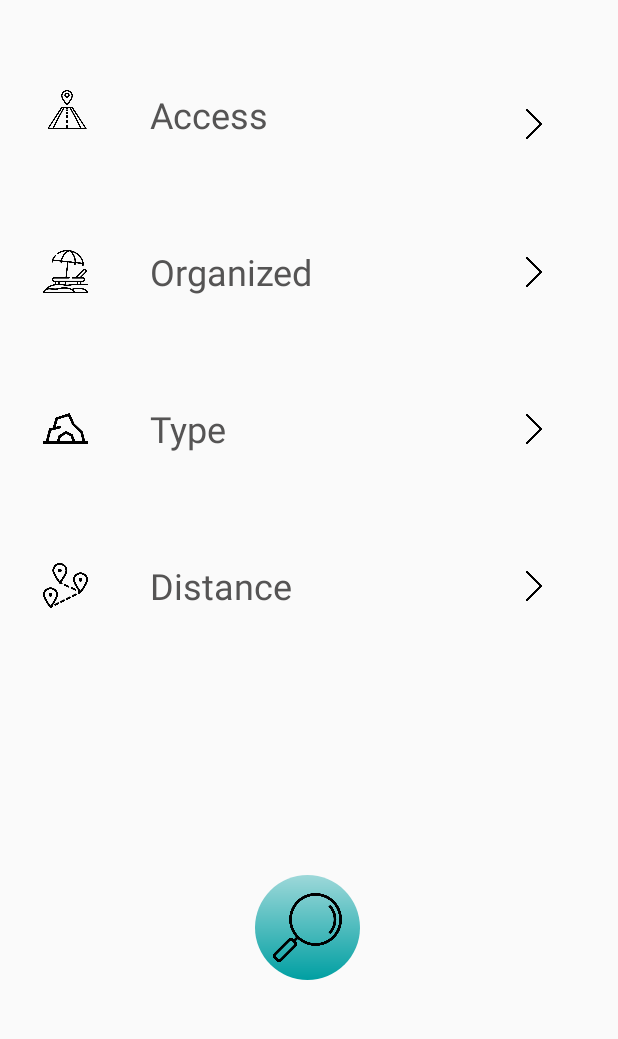
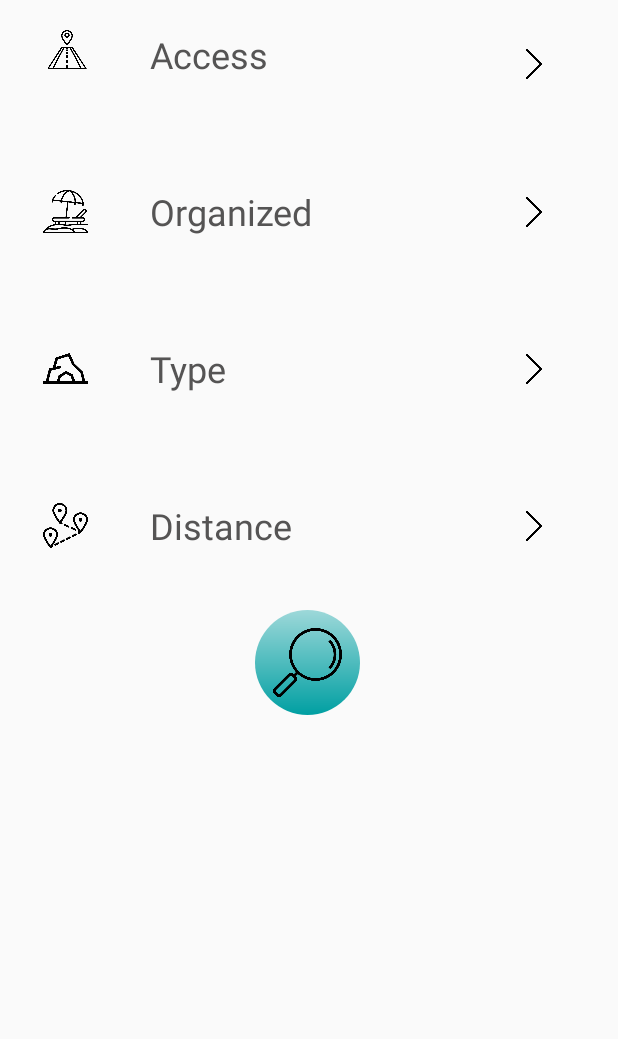
Before and after one commit to geor13/Syros-Beaches-App, an Android app: the screen it shows after launch (MainActivity), on a phone screen of 412 x 824 dp, the part 195-1234 px from its top. Run offline under Robolectric (Android 15) with nearby library versions, the phone set to English and light mode, and no system bars; Roboto replaces fonts that are not available here.

Commit message:
fixing list and main activity

```diff
--- a/app/src/main/java/com/example/beachapp/BeachesAdapter.java
+++ b/app/src/main/java/com/example/beachapp/BeachesAdapter.java
@@ -6,9 +6,12 @@ import android.view.LayoutInflater;
 import android.view.View;
 import android.view.ViewGroup;
 import android.widget.ArrayAdapter;
+import android.widget.ImageView;
 import android.widget.TextView;
 
 import androidx.constraintlayout.widget.ConstraintLayout;
+
+import com.bumptech.glide.Glide;
 
 import java.util.ArrayList;
 
@@ -37,6 +40,9 @@ public class BeachesAdapter extends ArrayAdapter<SingleBeach> {
 
         TextView movieTitle = (TextView)convertView.findViewById(R.id.beach_name);
         movieTitle.setText(beach.getName());
+
+        ImageView imageBeach = (ImageView)convertView.findViewById(R.id.beach_image_list);
+        Glide.with(parent.getContext()).load(beach.getView()).into(imageBeach);
         return convertView;
     }
 }
--- a/app/src/main/res/layout/activity_main.xml
+++ b/app/src/main/res/layout/activity_main.xml
@@ -8,6 +8,15 @@
     <include
         layout="@layout/top_bar"
         android:id="@+id/TopBar"/>
+
+    <ScrollView
+        android:layout_width="match_parent"
+        android:layout_height="wrap_content"
+        app:layout_constraintTop_toBottomOf="@id/TopBar">
+
+        <androidx.constraintlayout.widget.ConstraintLayout
+            android:layout_width="match_parent"
+            android:layout_height="match_parent">
 
             <ImageView
                 android:id="@+id/imageView_Access"
@@ -28,7 +37,7 @@
                 android:layout_width="wrap_content"
                 android:layout_height="wrap_content"
                 android:layout_marginStart="100dp"
-        android:layout_marginTop="190dp"
+                android:layout_marginTop="20dp"
                 android:fontFamily="@font/questrial"
                 android:text="@string/access"
                 android:textColor="#555454"
@@ -143,8 +152,9 @@
                 app:layout_constraintEnd_toEndOf="parent"
                 app:layout_constraintHorizontal_bias="0.498"
                 app:layout_constraintStart_toStartOf="parent"
-        app:layout_constraintTop_toTopOf="parent"
-        app:layout_constraintVertical_bias="0.946"
+                app:layout_constraintTop_toBottomOf="@id/textView_Distance"
+                android:layout_marginBottom="150dp"
+                android:layout_marginTop="40dp"
                 app:srcCompat="@drawable/search" />
 
             <ImageView
@@ -184,3 +194,9 @@
                 app:srcCompat="@drawable/distance" />
 
         </androidx.constraintlayout.widget.ConstraintLayout>
+
+
+
+    </ScrollView>
+
+</androidx.constraintlayout.widget.ConstraintLayout>
```
Also changed, not shown: app/src/main/res/layout/single_list.xml (+15 -1 lines). Lines whose indentation alone changed are shown as unchanged.
